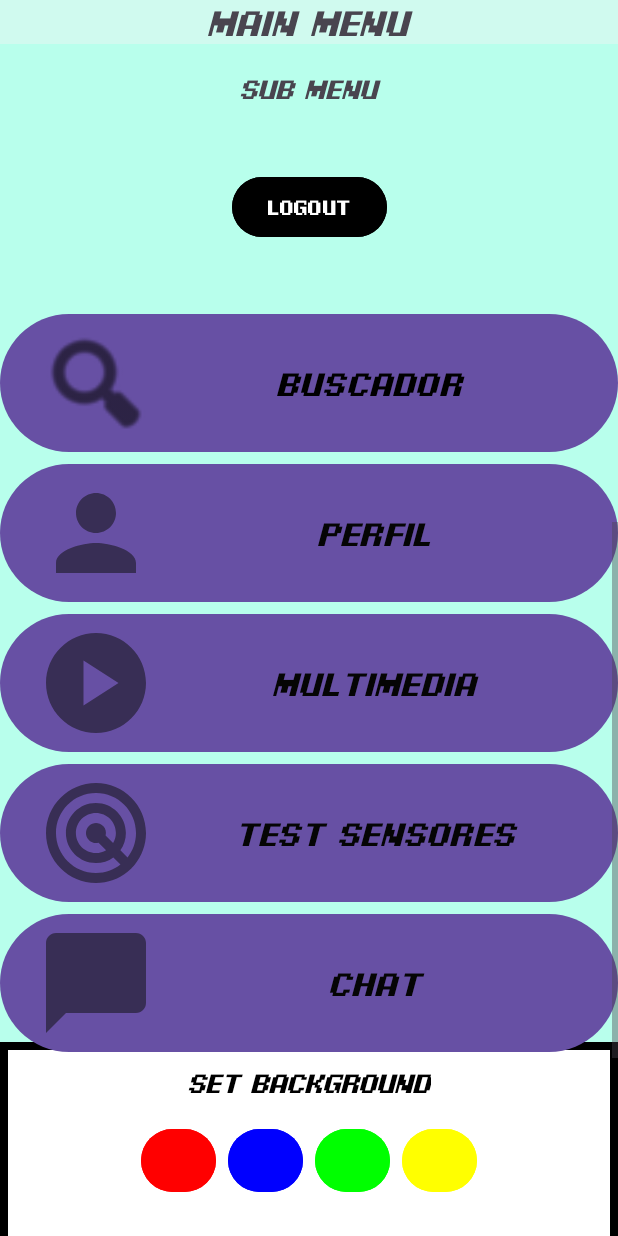
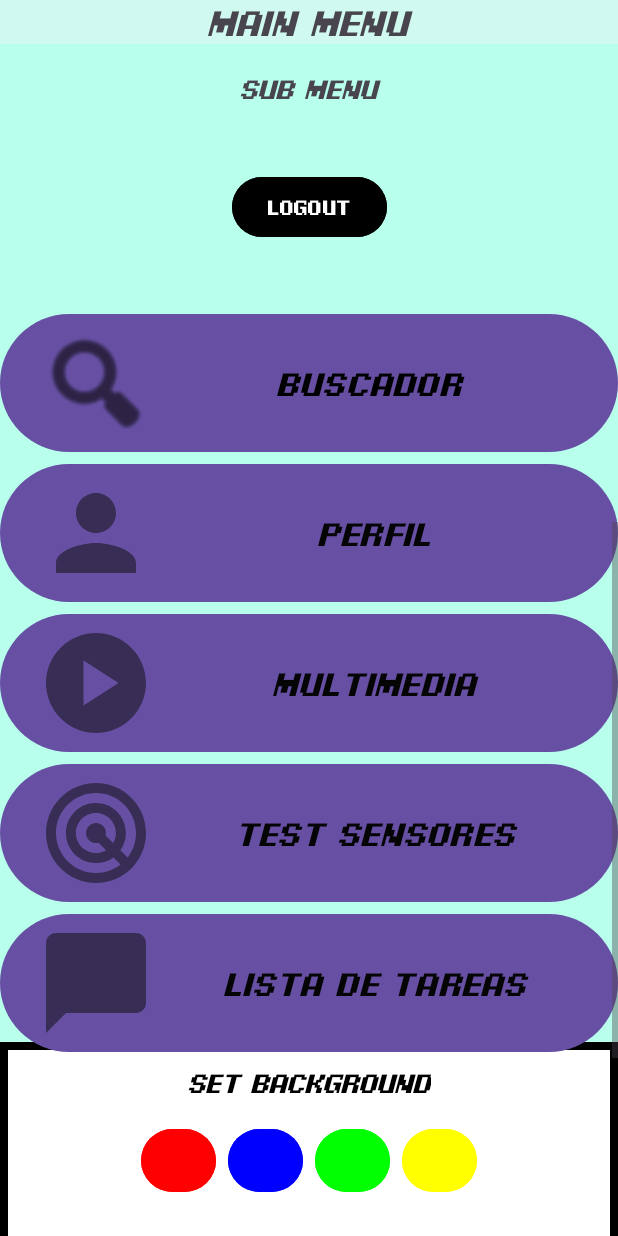
Before and after one commit to ElNumeroXIII/DigiPet, an Android app: the PokedexActivity screen opened directly, with no data from a screen before it, scrolled down 200 dp, on a phone screen of 412 x 824 dp. Run offline under Robolectric (Android 15) with nearby library versions, the phone set to English and light mode, and no system bars; our stand-ins replace Firebase (no records; nobody signed in at launch, a user with empty details on screens opened directly).

Commit message:
Pequeño cambio de nombre

```diff
--- a/app/src/main/res/layout/activity_pokedex.xml
+++ b/app/src/main/res/layout/activity_pokedex.xml
@@ -157,16 +157,17 @@
                 app:iconSize="80dp"
                 app:icon="@drawable/baseline_radar_24"
                 app:iconTint="#87101010" />
+
             <Button
                 android:id="@+id/btChatino"
                 android:layout_width="match_parent"
                 android:layout_height="wrap_content"
                 android:fontFamily="@font/pixeldigivolveitalic"
-                android:text="Chat"
+                android:text="Lista de Tareas"
                 android:textColor="#050505"
                 android:textSize="22sp"
+                app:icon="@drawable/baseline_chat_bubble_24"
                 app:iconSize="80dp"
-                app:icon="@drawable/baseline_chat_bubble_24"
                 app:iconTint="#87101010" />
 
         </LinearLayout>
```
